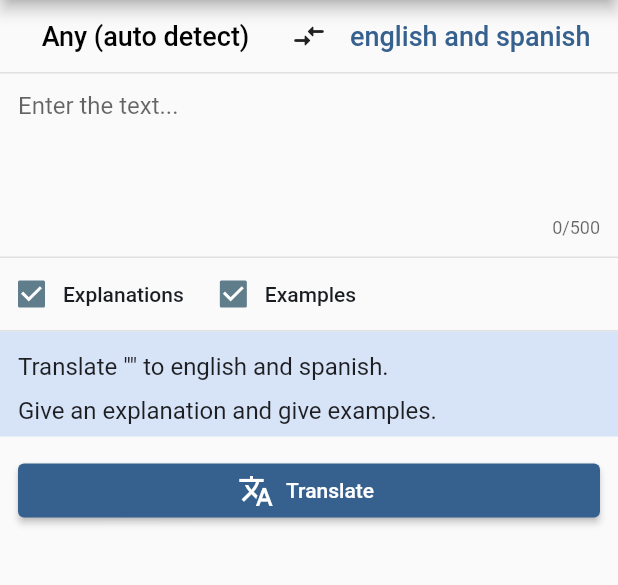
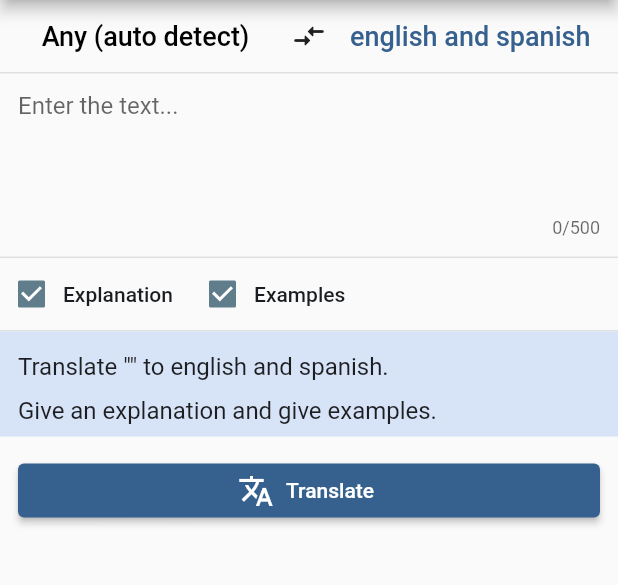
Before and after one commit to willianveit/translator-gpt, a Flutter app: the screen it shows after launch, on a phone screen of 412 x 824 dp, the part 84-669 px from its top. Run offline on Flutter 3.47's test engine with Material 2 defaults, Android fonts, the phone set to English and light mode, and no system bars; our stand-ins replace flutter_bloc, flutter_modular; missing offline and left inert: dart_openai.

Commit message:
spelling correction

```diff
--- a/lib/translater/presentation/pages/translater_page.dart
+++ b/lib/translater/presentation/pages/translater_page.dart
@@ -136,7 +136,7 @@ class _TranslaterPageState extends State<TranslaterPage> {
                           });
                           getPrompt(_textEditingController.text);
                         },
-                        child: const Text('Explanations'),
+                        child: const Text('Explanation'),
                       ),
                       CheckboxMenuButton(
                         value: giveExamples,
```
